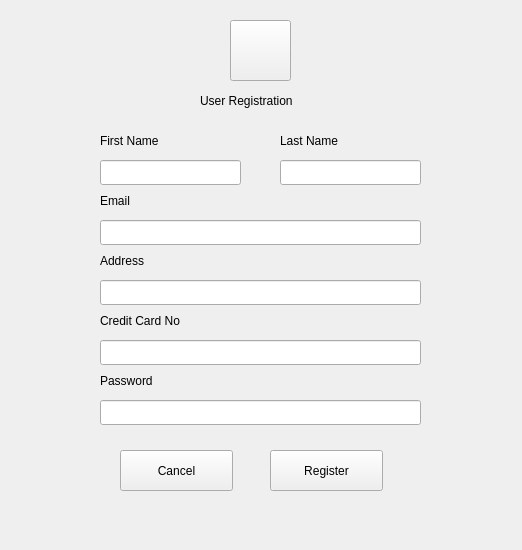
The window that ui/register.ui (CCNY-CSC322-SDE/Comp_Online_Store) describes before a commit, drawn with Qt 5.
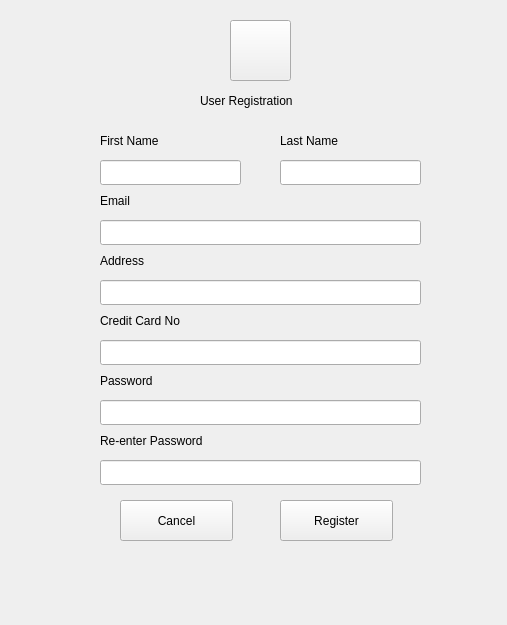
The same window after the commit. Icons and pictures are not drawn.

Patch:
```diff
--- a/ui/register.ui
+++ b/ui/register.ui
@@ -6,8 +6,8 @@
    <rect>
     <x>0</x>
     <y>0</y>
-    <width>522</width>
-    <height>550</height>
+    <width>507</width>
+    <height>625</height>
    </rect>
   </property>
   <property name="windowTitle">
@@ -85,8 +85,8 @@
   <widget class="QPushButton" name="pushButtonRegister">
    <property name="geometry">
     <rect>
-     <x>270</x>
-     <y>450</y>
+     <x>280</x>
+     <y>500</y>
      <width>113</width>
      <height>41</height>
     </rect>
@@ -171,7 +171,7 @@
    <property name="geometry">
     <rect>
      <x>120</x>
-     <y>450</y>
+     <y>500</y>
      <width>113</width>
      <height>41</height>
     </rect>
@@ -185,7 +185,7 @@
     <rect>
      <x>200</x>
      <y>90</y>
-     <width>121</width>
+     <width>141</width>
      <height>21</height>
     </rect>
    </property>
@@ -216,6 +216,32 @@
     </size>
    </property>
   </widget>
+  <widget class="QLabel" name="label_9">
+   <property name="geometry">
+    <rect>
+     <x>100</x>
+     <y>430</y>
+     <width>141</width>
+     <height>21</height>
+    </rect>
+   </property>
+   <property name="text">
+    <string>Re-enter Password</string>
+   </property>
+  </widget>
+  <widget class="QLineEdit" name="lineEditPassword_2">
+   <property name="geometry">
+    <rect>
+     <x>100</x>
+     <y>460</y>
+     <width>321</width>
+     <height>25</height>
+    </rect>
+   </property>
+   <property name="echoMode">
+    <enum>QLineEdit::Password</enum>
+   </property>
+  </widget>
  </widget>
  <resources/>
  <connections/>
```
Left out of the diff: 2 changed lines with no effect on the pictures.
